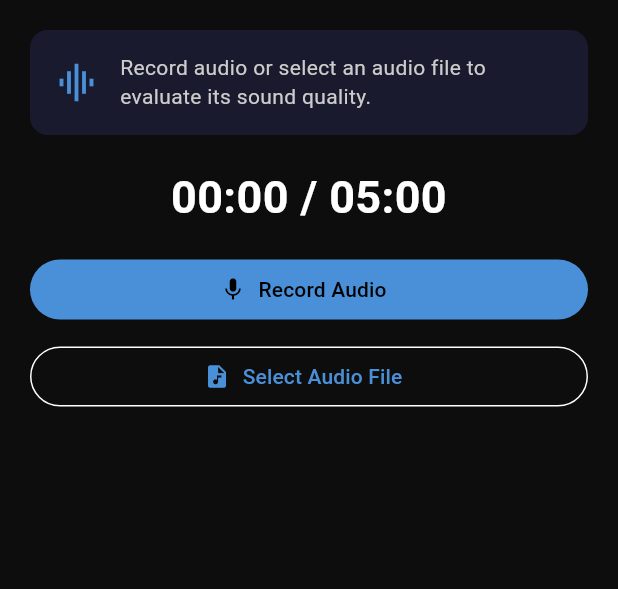
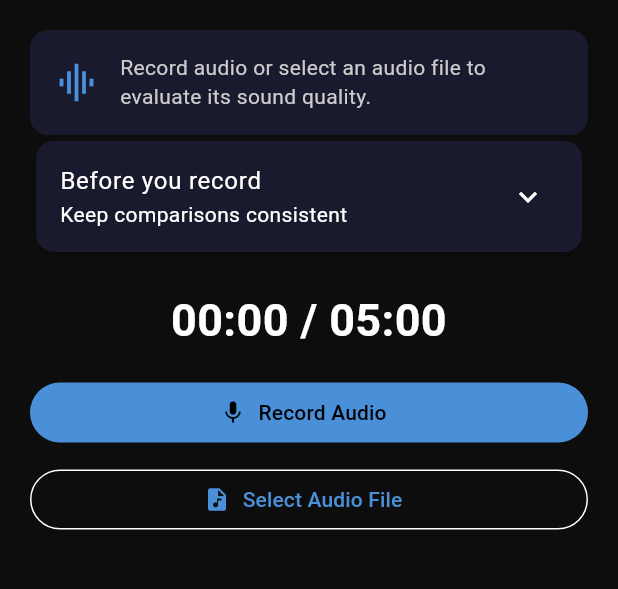
Before and after one commit to jbl2023-2879-91296-cpu/KaraOK, a Flutter app: the screen it shows after launch, after a tap on "Evaluate Audio Quality", on a phone screen of 412 x 824 dp, the part 84-673 px from its top. Run offline on Flutter 3.47's test engine with Material 3 defaults, Android fonts, the phone set to English and light mode, and no system bars; our stand-ins replace country_picker, flutter_secure_storage, image_picker, just_audio, permission_handler; missing offline and left inert: file_selector, record; accounts and stored records are empty.

Commit message:
Icon and documentation

```diff
--- a/frontend/lib/features/assessments/presentation/pages/audio_test_screen.dart
+++ b/frontend/lib/features/assessments/presentation/pages/audio_test_screen.dart
@@ -1,3 +1,4 @@
+import 'recording_checklist.dart';
 import 'dart:async';
 import 'dart:developer' as developer;
 
@@ -571,7 +572,7 @@ class _AudioTestScreenState extends State<AudioTestScreen> {
         setState(() {
           _state = AudioInputState.failed;
           _message =
-              'The upload timed out. Your staged file is ready to retry.';
+              'The request timed out. Your audio is still available. Check Records before retrying; analysis may have completed.';
         });
       }
     } on ApiException catch (e, st) {
@@ -593,7 +594,8 @@ class _AudioTestScreenState extends State<AudioTestScreen> {
       if (mounted) {
         setState(() {
           _state = AudioInputState.failed;
-          _message = 'Upload failed. Your staged file was kept for retry.';
+          _message =
+              'Could not complete the request. Check your connection and Records before retrying. Your audio has been kept.';
         });
       }
     }
@@ -644,6 +646,7 @@ class _AudioTestScreenState extends State<AudioTestScreen> {
               ],
             ),
           ),
+          if (!recording && !_busy) const RecordingChecklist(),
           const SizedBox(height: 20),
           Text(
             '${_time(_elapsed)} / 05:00',
@@ -701,9 +704,26 @@ class _AudioTestScreenState extends State<AudioTestScreen> {
             ),
           ],
           if (_busy)
-            const Padding(
-              padding: EdgeInsets.all(24),
-              child: Center(child: CircularProgressIndicator()),
+            Padding(
+              padding: const EdgeInsets.all(24),
+              child: Semantics(
+                liveRegion: true,
+                child: Column(
+                  children: [
+                    const CircularProgressIndicator(),
+                    const SizedBox(height: 12),
+                    Text(switch (_state) {
+                      AudioInputState.uploading =>
+                        'Uploading and analyzing audio. Keep this screen open.',
+                      AudioInputState.requestingPermission =>
+                        'Waiting for microphone permission.',
+                      AudioInputState.selecting =>
+                        'Preparing the selected audio file.',
+                      _ => 'Preparing your recording.',
+                    }, textAlign: TextAlign.center),
+                  ],
+                ),
+              ),
             ),
           if (item != null) ...[
             const SizedBox(height: 24),
--- /dev/null
+++ b/frontend/lib/features/assessments/presentation/pages/recording_checklist.dart
@@ -0,0 +1,50 @@
+import 'package:flutter/material.dart';
+
+class RecordingChecklist extends StatelessWidget {
+  const RecordingChecklist({super.key});
+
+  @override
+  Widget build(BuildContext context) => const Card(
+    child: ExpansionTile(
+      title: Text('Before you record'),
+      subtitle: Text('Keep comparisons consistent'),
+      children: [
+        ListTile(
+          leading: Icon(Icons.music_note),
+          title: Text('Use the same song segment'),
+          subtitle: Text(
+            'Different songs and sections can produce different measurements.',
+          ),
+        ),
+        ListTile(
+          leading: Icon(Icons.mic),
+          title: Text('Keep the recording setup consistent'),
+          subtitle: Text(
+            'Use the same phone, microphone, position, and distance. Keep the microphone uncovered.',
+          ),
+        ),
+        ListTile(
+          leading: Icon(Icons.tune),
+          title: Text('Change one setting at a time'),
+          subtitle: Text(
+            'Keep playback volume and other settings consistent unless they are what you are testing.',
+          ),
+        ),
+        ListTile(
+          leading: Icon(Icons.hearing),
+          title: Text('Check the surroundings'),
+          subtitle: Text(
+            'Avoid handling the phone or adding unrelated sounds while recording.',
+          ),
+        ),
+        ListTile(
+          leading: Icon(Icons.play_arrow),
+          title: Text('Listen before evaluating'),
+          subtitle: Text(
+            'Preview the recording to check that it contains the intended audio. This checklist does not calibrate the microphone.',
+          ),
+        ),
+      ],
+    ),
+  );
+}
--- /dev/null
+++ b/frontend/lib/features/auth/presentation/pages/launch_animation.dart
@@ -0,0 +1,74 @@
+import 'package:flutter/material.dart';
+
+class LaunchAnimation extends StatefulWidget {
+  const LaunchAnimation({super.key});
+
+  @override
+  State<LaunchAnimation> createState() => _LaunchAnimationState();
+}
+
+class _LaunchAnimationState extends State<LaunchAnimation>
+    with SingleTickerProviderStateMixin {
+  late final AnimationController _controller = AnimationController(
+    vsync: this,
+    duration: const Duration(milliseconds: 900),
+  );
+
+  @override
+  void didChangeDependencies() {
+    super.didChangeDependencies();
+    if (MediaQuery.disableAnimationsOf(context)) {
+      _controller.stop();
+      _controller.value = 1;
+    } else {
+      _controller.repeat(reverse: true);
+    }
+  }
+
+  @override
+  void dispose() {
+    _controller.dispose();
+    super.dispose();
+  }
+
+  @override
+  Widget build(BuildContext context) => SingleChildScrollView(
+    child: Column(
+      mainAxisSize: MainAxisSize.min,
+      children: [
+        ScaleTransition(
+          scale: Tween<double>(begin: 0.94, end: 1).animate(
+            CurvedAnimation(parent: _controller, curve: Curves.easeInOut),
+          ),
+          child: Image.asset(
+            'assets/branding/karaok-icon.png',
+            width: 200,
+            height: 200,
+            excludeFromSemantics: true,
+          ),
+        ),
+        const Text.rich(
+          TextSpan(
+            children: [
+              TextSpan(
+                text: 'Kara',
+                style: TextStyle(color: Color(0xFF4A90D9)),
+              ),
+              TextSpan(
+                text: 'OK',
+                style: TextStyle(color: Color(0xFFFF8C00)),
+              ),
+            ],
+          ),
+          style: TextStyle(fontSize: 32, fontWeight: FontWeight.bold),
+          semanticsLabel: 'KaraOK',
+        ),
+        const SizedBox(height: 24),
+        Semantics(
+          liveRegion: true,
+          child: Text('Getting KaraOK ready…', textAlign: TextAlign.center),
+        ),
+      ],
+    ),
+  );
+}
--- a/frontend/lib/features/auth/presentation/pages/session_bootstrap_screen.dart
+++ b/frontend/lib/features/auth/presentation/pages/session_bootstrap_screen.dart
@@ -1,3 +1,5 @@
+import 'dart:async';
+import 'launch_animation.dart';
 import 'package:flutter/material.dart';
 import 'package:karaok_app/app/app_shell.dart';
 import 'package:karaok_app/core/security/session_manager.dart';
@@ -6,7 +8,13 @@ import 'package:karaok_app/features/auth/data/auth_api.dart';
 
 /// Resolves persisted authentication before any account-dependent UI is built.
 class SessionBootstrapScreen extends StatefulWidget {
-  const SessionBootstrapScreen({super.key, this.authApi});
+  const SessionBootstrapScreen({
+    super.key,
+    this.authApi,
+    this.minimumLaunchDuration = const Duration(milliseconds: 1500),
+  });
+
+  final Duration minimumLaunchDuration;
 
   final AuthApi? authApi;
 
@@ -15,13 +23,30 @@ class SessionBootstrapScreen extends StatefulWidget {
 }
 
 class _SessionBootstrapScreenState extends State<SessionBootstrapScreen> {
+  Timer? _launchTimer;
+  bool _launchReady = false;
   Widget? _destination;
   String? _error;
 
   @override
   void initState() {
     super.initState();
+    _launchReady = widget.minimumLaunchDuration == Duration.zero;
+    if (!_launchReady) {
+      WidgetsBinding.instance.addPostFrameCallback((_) {
+        if (!mounted) return;
+        _launchTimer = Timer(widget.minimumLaunchDuration, () {
+          if (mounted) setState(() => _launchReady = true);
+        });
+      });
+    }
     _restore();
+  }
+
+  @override
+  void dispose() {
+    _launchTimer?.cancel();
+    super.dispose();
   }
 
   Future<void> _restore() async {
@@ -74,7 +99,7 @@ class _SessionBootstrapScreenState extends State<SessionBootstrapScreen> {
 
   @override
   Widget build(BuildContext context) {
-    if (_destination case final destination?) return destination;
+    if (_launchReady && _destination != null) return _destination!;
 
     return Scaffold(
       backgroundColor: const Color(0xFF0D0D0D),
@@ -82,18 +107,8 @@ class _SessionBootstrapScreenState extends State<SessionBootstrapScreen> {
         child: Center(
           child: Padding(
             padding: const EdgeInsets.all(28),
-            child: _error == null
-                ? const Column(
-                    mainAxisSize: MainAxisSize.min,
-                    children: [
-                      CircularProgressIndicator(color: Color(0xFF4A90D9)),
-                      SizedBox(height: 18),
-                      Text(
-                        'Restoring your session…',
-                        style: TextStyle(color: Color(0xFFCCCCCC)),
-                      ),
-                    ],
-                  )
+            child: _error == null || !_launchReady
+                ? const LaunchAnimation()
                 : Column(
                     mainAxisSize: MainAxisSize.min,
                     children: [
--- a/frontend/lib/features/reports/presentation/widgets/empirical_feature_table.dart
+++ b/frontend/lib/features/reports/presentation/widgets/empirical_feature_table.dart
@@ -1,3 +1,4 @@
+import 'measurement_guide.dart';
 import 'package:flutter/material.dart';
 import 'package:karaok_app/features/reports/domain/report_values.dart';
 
@@ -74,6 +75,7 @@ class EmpiricalFeatureTable extends StatelessWidget {
                 : 'Reference derived from $referenceRecordingCount analyzed good-audio recordings',
             style: const TextStyle(color: Color(0xFF888888), fontSize: 11),
           ),
+          const MeasurementGuide(),
           const SizedBox(height: 12),
           for (final key in _labels.keys) ...[
             Builder(
--- a/frontend/pubspec.yaml
+++ b/frontend/pubspec.yaml
@@ -66,6 +66,8 @@ flutter:
   # included with your application, so that you can use the icons in
   # the material Icons class.
   uses-material-design: true
+  assets:
+    - assets/branding/karaok-icon.png
 
   # To add assets to your application, add an assets section, like this:
   # assets:
```
Also changed, not shown: frontend/lib/features/reports/presentation/widgets/measurement_guide.dart (added, +51 -0 lines), frontend/assets/branding/karaok-icon.png (added), 12 other files.
